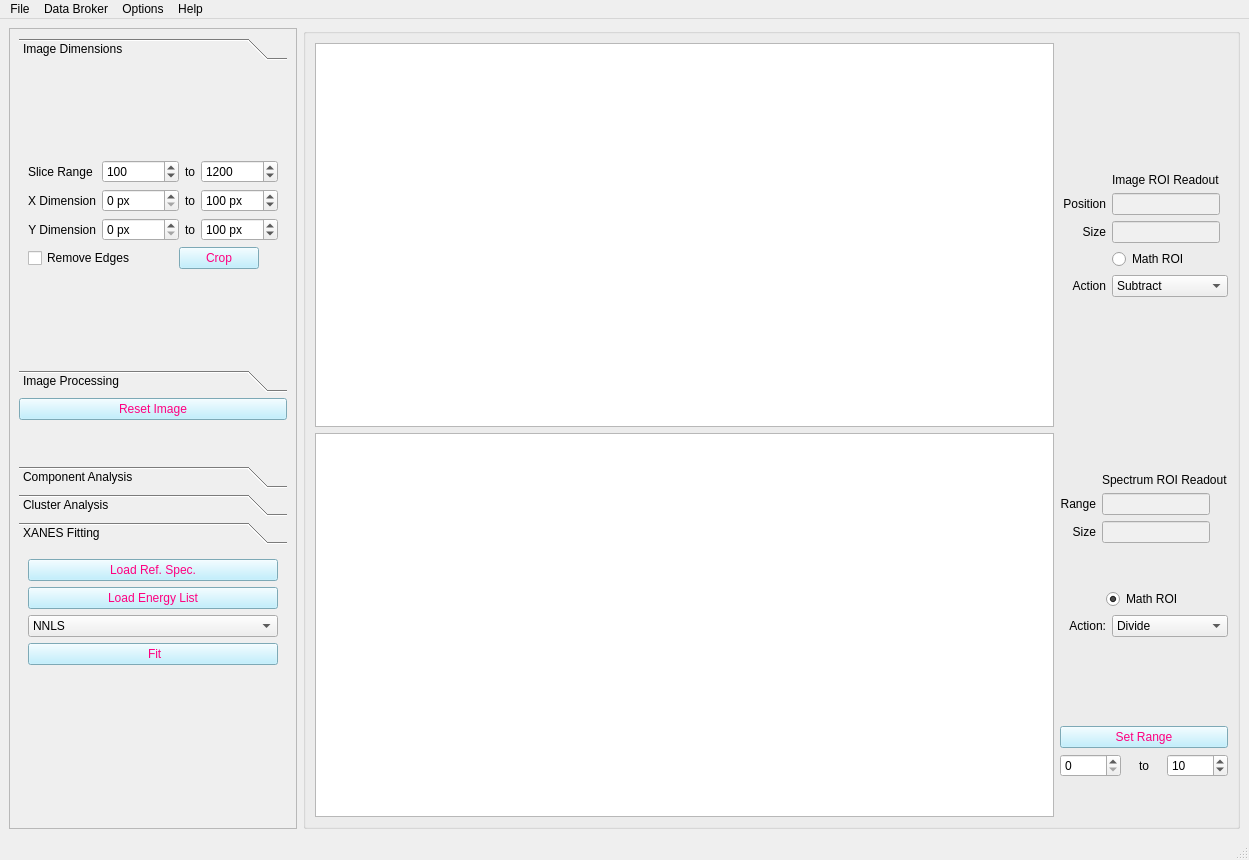
This is mainwindow_admin.ui in pattammattel/MIDAS_Admin as Qt 5 draws it before an edit. The edited form follows.
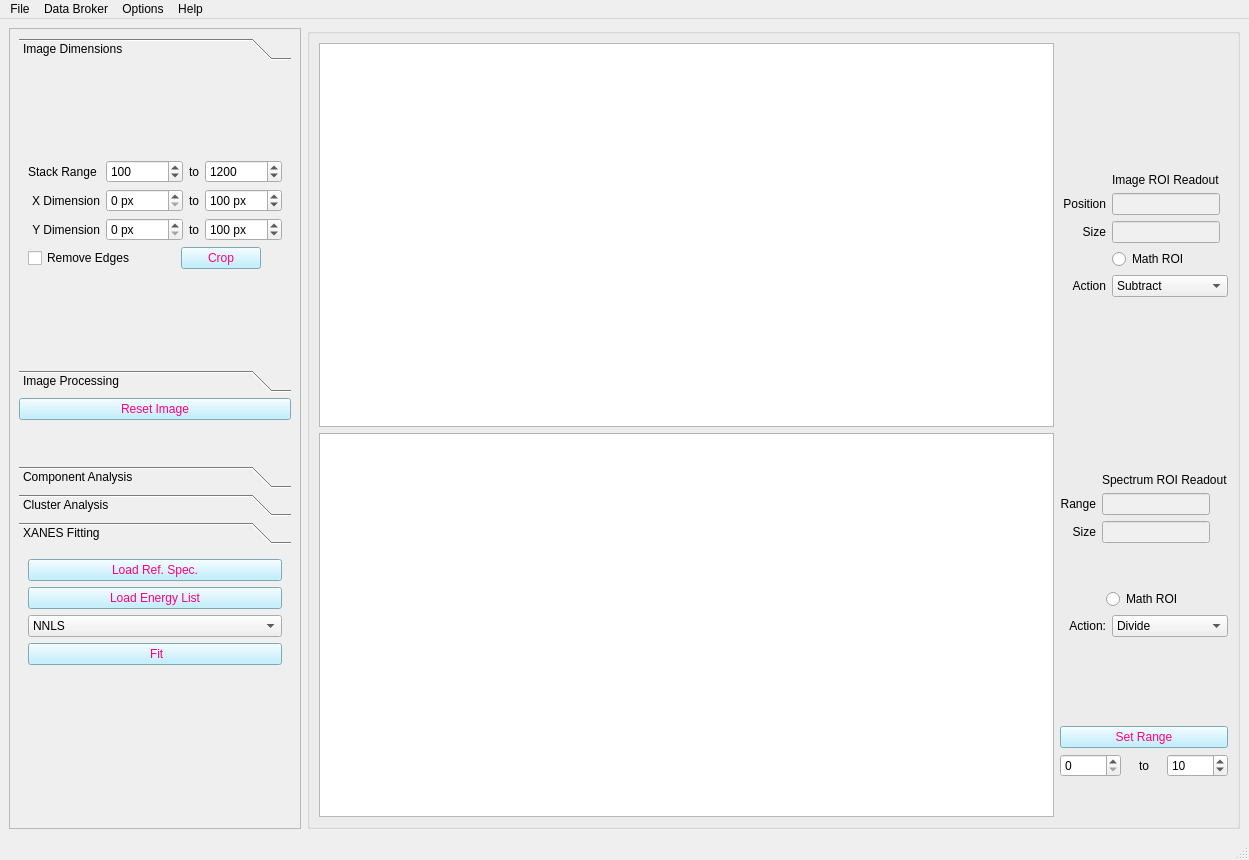
This is the edited form. Custom widgets are drawn as their Qt base class.

The edit to the form file:
```diff
--- a/mainwindow_admin.ui
+++ b/mainwindow_admin.ui
@@ -308,7 +308,7 @@
               <bool>true</bool>
              </property>
              <property name="checked">
-              <bool>true</bool>
+              <bool>false</bool>
              </property>
             </widget>
            </item>
@@ -461,7 +461,7 @@
          <x>0</x>
          <y>0</y>
          <width>367</width>
-         <height>783</height>
+         <height>793</height>
         </rect>
        </property>
        <layout class="QGridLayout" name="gridLayout_9">
@@ -485,7 +485,7 @@
              <x>0</x>
              <y>0</y>
              <width>345</width>
-             <height>219</height>
+             <height>269</height>
             </rect>
            </property>
            <attribute name="label">
@@ -660,7 +660,7 @@
                 <item row="0" column="0">
                  <widget class="QLabel" name="label_20">
                   <property name="text">
-                   <string>Slice Range </string>
+                   <string>Stack Range </string>
                   </property>
                   <property name="alignment">
                    <set>Qt::AlignRight|Qt::AlignTrailing|Qt::AlignVCenter</set>
```
Left out of the diff: 2 changed lines with no effect on the pictures.
